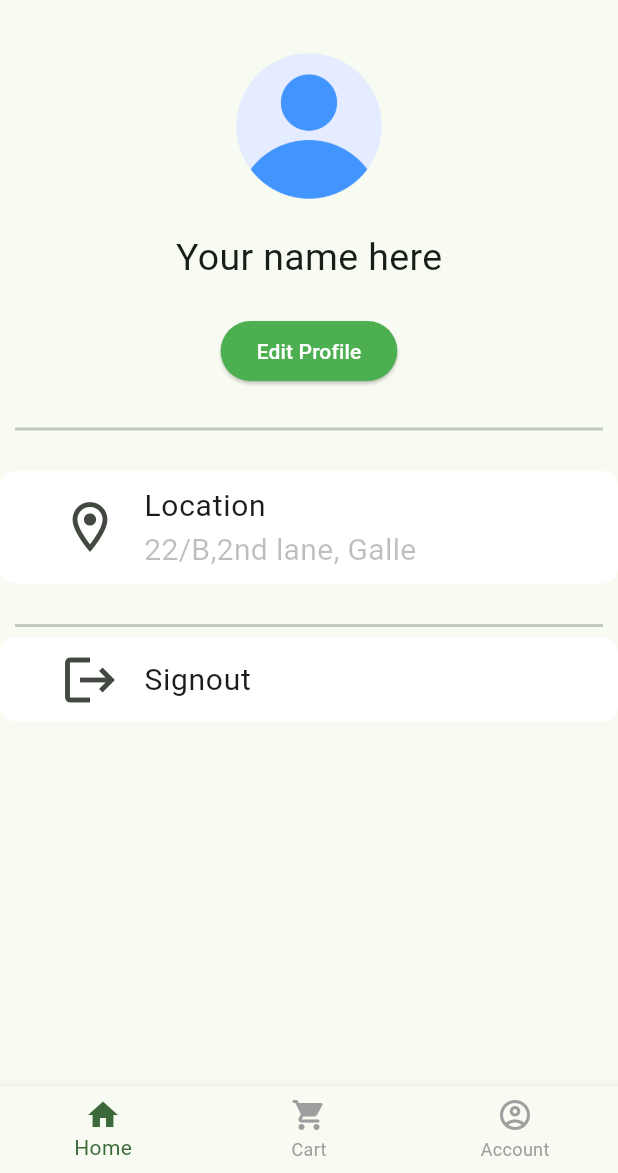
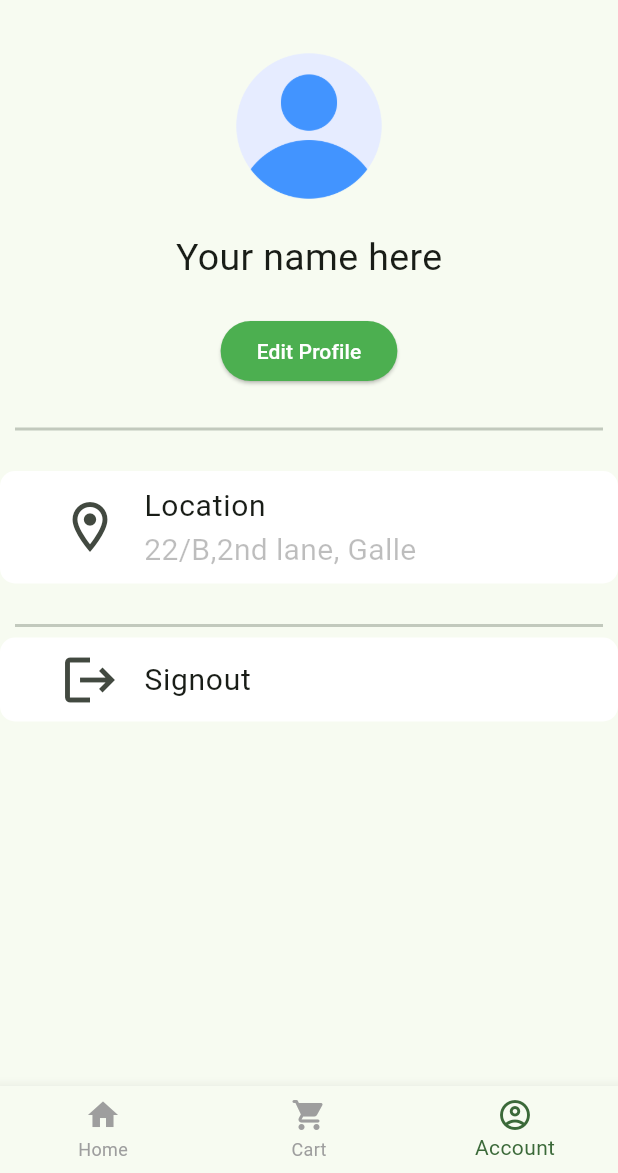
Before and after one commit to ChandulaJ/HarvestLinkApp, a Flutter app: the MainPage screen opened directly, item 3 of the bottom bar chosen, on a phone screen of 412 x 824 dp, the part 63-1236 px from its top. Run offline on Flutter 3.47's test engine with Material 3 defaults, Android fonts, the phone set to English and light mode, and no system bars; our stand-ins replace cloud_firestore, easy_search_bar, firebase_core, flutter_svg_provider, get, google_fonts and 2 more; accounts and stored records are empty; Roboto replaces fonts that are missing (Cairo).

```diff
--- a/lib/customerSide/view/components/empty_cart_tile.dart
+++ b/lib/customerSide/view/components/empty_cart_tile.dart
@@ -9,7 +9,7 @@ class EmptyCart extends StatelessWidget {
       padding: EdgeInsets.all(20.0),
       child: Column(
         children: [
-          Image.asset("lib/images/empty-cart.png",height: 160.0,width: 160.0,),
+          Image.asset("lib/customerSide/view/images/empty-cart.png",height: 160.0,width: 160.0,),
           Text("Looks like your cart is empty 😕")
         ],
       )
--- a/lib/customerSide/view/pages/home_page.dart
+++ b/lib/customerSide/view/pages/home_page.dart
@@ -25,6 +25,7 @@ class HomePage extends StatelessWidget {
             price: product.price,
           );
         },
+
       );
     });
   }
--- a/lib/customerSide/view/pages/main_page.dart
+++ b/lib/customerSide/view/pages/main_page.dart
@@ -8,12 +8,20 @@ import 'account_page.dart';
 import 'cart_page.dart';
 import 'home_page.dart';
 
-class MainPage extends StatelessWidget {
+class MainPage extends StatefulWidget {
+
+  @override
+  State<MainPage> createState() => _MainPageState();
+}
+
+class _MainPageState extends State<MainPage> {
+
   final HomePageController controller = Get.put(HomePageController());
 
   @override
   Widget build(BuildContext context) {
     return Scaffold(
+
       appBar: PreferredSize(
         preferredSize: Size.fromHeight(kToolbarHeight),
         child: Obx(() {
@@ -40,7 +48,8 @@ class MainPage extends StatelessWidget {
           : controller.selectedTabIndex.value == 1
           ? CartPage()
           : AccountPage()),
-      bottomNavigationBar: BottomNavigationBar(
+      bottomNavigationBar: Obx(
+        ()=> BottomNavigationBar(
           currentIndex: controller.selectedTabIndex.value,
           onTap: (index) {
             controller.setSelectedTabIndex(index);
@@ -59,8 +68,12 @@ class MainPage extends StatelessWidget {
               label: 'Account',
             ),
           ],
+
+          //currentIndex: _selectedIndex,
           selectedItemColor: Theme.of(context).colorScheme.primary,
           unselectedItemColor: Colors.grey,
+          //onTap: _onItemTapped,
+        ),
       ),
     );
   }
```
Lines whose indentation alone changed are shown as unchanged.
